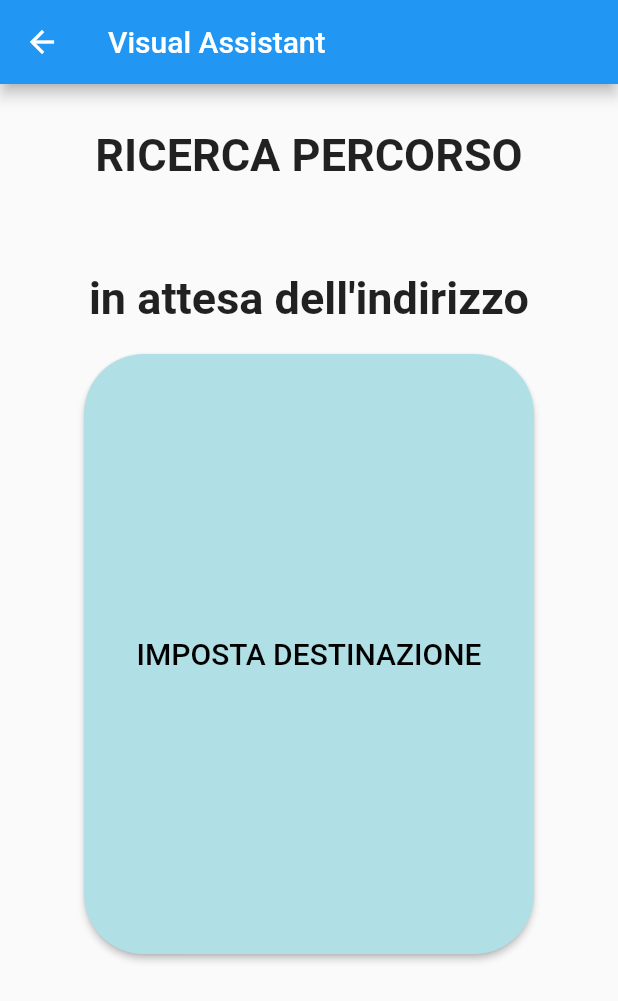
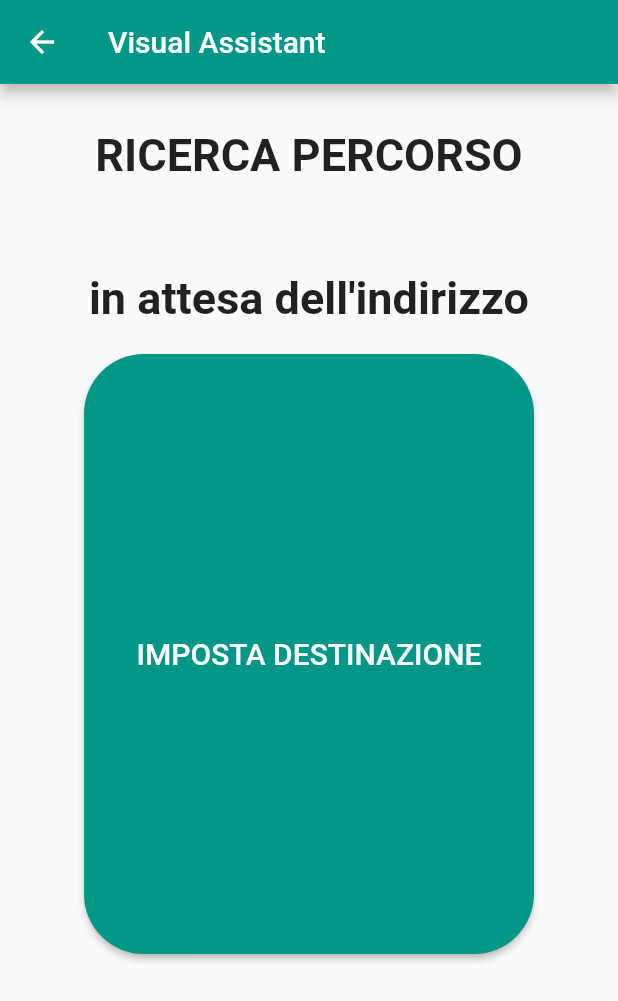
Before and after one commit to rosariodp20/Visual-Assistant, a Flutter app: the RicercaPercorso screen opened directly, on a phone screen of 412 x 824 dp. Shown: the top 1001 px of the screen. Run offline on Flutter 3.47's test engine with Material 2 defaults, Android fonts, the phone set to English and light mode, and no system bars; our stand-ins replace camera, flutter_tts, geolocator, speech_to_text; missing offline and left inert: geocoder, tflite.

Commit message:
Refactoring delle pagine 'ricerca_percorso.dart' e 'viaggio.dart'

```diff
--- a/lib/ricerca_percorso.dart
+++ b/lib/ricerca_percorso.dart
@@ -1,4 +1,3 @@
-
 import 'package:flutter/material.dart';
 import 'package:flutter/services.dart';
 import 'package:geolocator/geolocator.dart';
@@ -8,7 +7,6 @@ import 'package:visual_assistant/gestione_preferiti.dart';
 import 'package:geocoder/geocoder.dart';
 import 'package:geocoder/services/base.dart';
 import 'dart:async';
-
 import 'package:visual_assistant/viaggio.dart';
 
 class RicercaPercorso extends StatefulWidget {
@@ -76,9 +74,9 @@ class _RicercaPercorsoState extends State<RicercaPercorso> {
   Widget _buildPopupDialog(BuildContext context) {
     FlutterTts flutterTts = FlutterTts();
     flutterTts.setLanguage("it-IT");
-    var a = flutterTts.getVoices;
     flutterTts.setVoice({"name": "it-it-x-itd-local", "locale": "it-IT"});
     flutterTts.speak("Indica se l'indirizzo " + _textSpeech + " è corretto?");
+
     getCurrentLocation(); //trova la posizione dell'utente
     convertiDestinazioneinCoordinate(); //converte la posizione (Stringa) in coordinate geografiche
 
@@ -99,9 +97,18 @@ class _RicercaPercorsoState extends State<RicercaPercorso> {
             print("Latitudine destinazione: $latitudineDest" +
                 " | Longitudine destinazione: $longitudineDest");
 
-          //  print("aspe' destinazione");
+            //print("aspe' destinazione");
 
-            Navigator.of(context).push(MaterialPageRoute(builder: (context)=>viaggio(latitudineOri:latitudineOri,longitudineOri: longitudineOri,latitudineDest: latitudineDest,longitudineDest: longitudineDest,)));
+            Navigator.of(context).push(
+              MaterialPageRoute(
+                builder: (context) => viaggio(
+                  latitudineOri: latitudineOri,
+                  longitudineOri: longitudineOri,
+                  latitudineDest: latitudineDest,
+                  longitudineDest: longitudineDest,
+                ),
+              ),
+            );
           },
           style: ElevatedButton.styleFrom(
             minimumSize: Size(100, 100),
@@ -123,11 +130,12 @@ class _RicercaPercorsoState extends State<RicercaPercorso> {
       ],
     );
   }
-@override
+
+  @override
   Widget build(BuildContext context) {
     return Scaffold(
         appBar: AppBar(
-          backgroundColor: Colors.blue,
+          backgroundColor: Colors.teal,
           title: const Text("Visual Assistant"),
         ),
         backgroundColor: Colors.grey[50],
@@ -155,13 +163,13 @@ class _RicercaPercorsoState extends State<RicercaPercorso> {
                             EdgeInsets.symmetric(horizontal: 20, vertical: 18),
                         minimumSize: Size(300, 400),
                         //side: BorderSide(width: 4.0, color: Color(0xff68240b)),
-                        primary: Color.fromRGBO(176, 224, 230, 1),
+                        primary: Colors.teal,
                       ),
                       onPressed: () => onListen(),
                       child: Text(
                         'IMPOSTA DESTINAZIONE',
                         style: TextStyle(
-                          color: Colors.black,
+                          color: Colors.white,
                           fontSize: 20,
                         ),
                       )),
```
Also changed, not shown: lib/viaggio.dart (+13 -21 lines).
